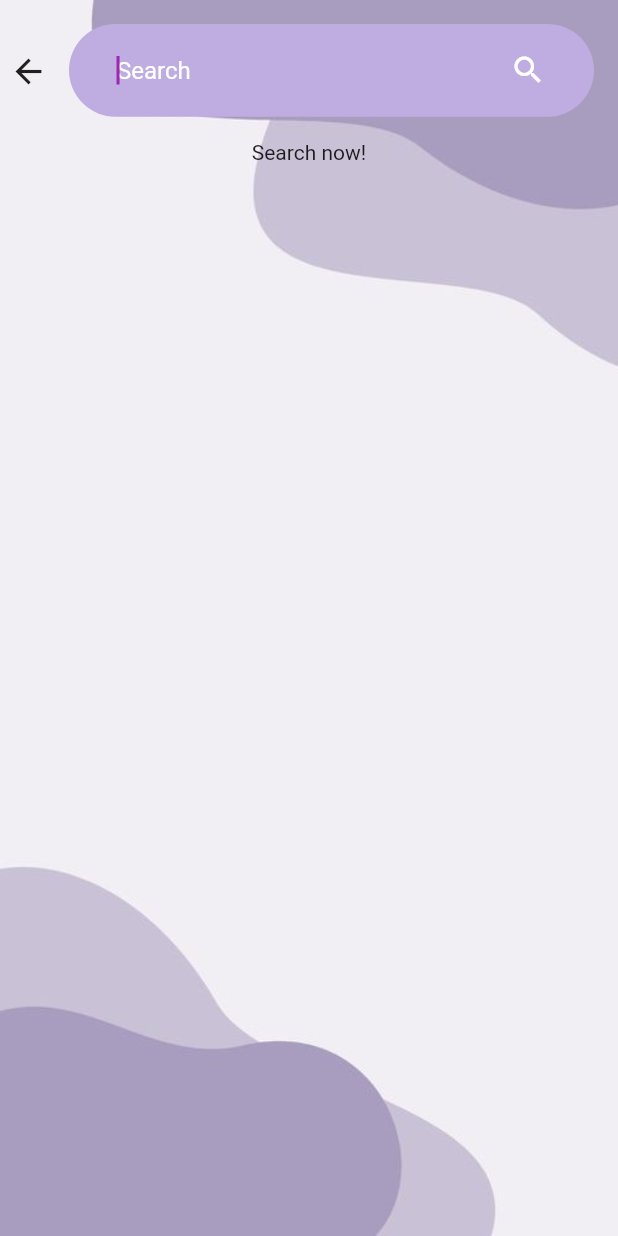
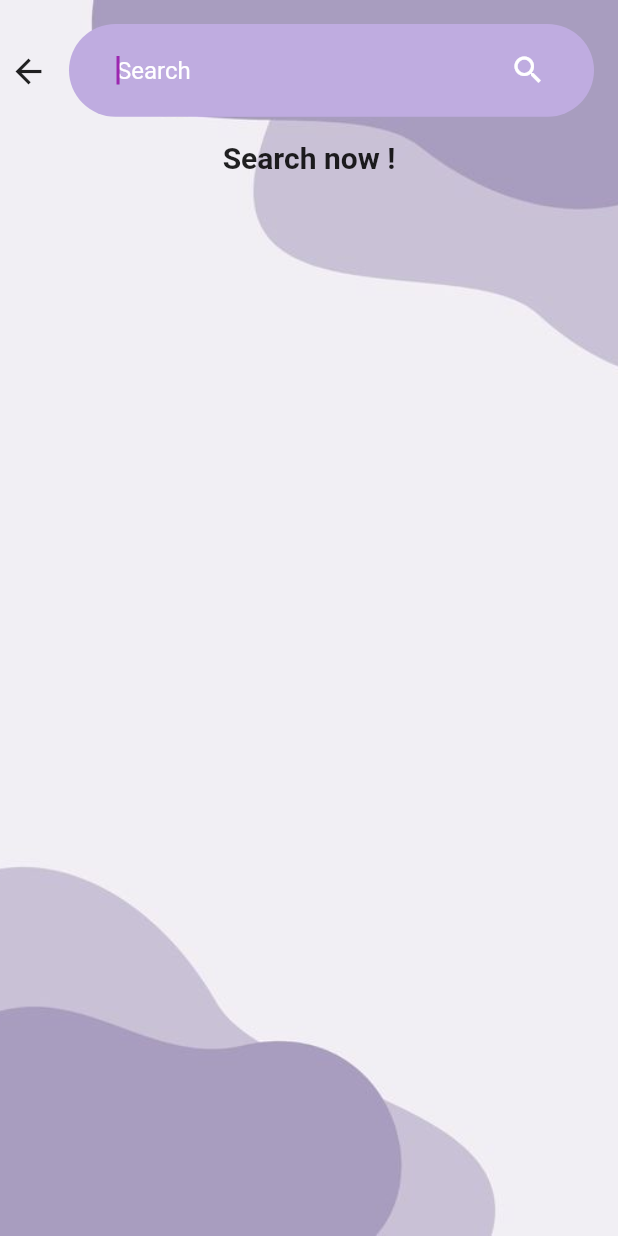
Before and after one commit to AhmedHWally/shoply, a Flutter app: the SearchView screen opened directly, on a phone screen of 412 x 824 dp. Run offline on Flutter 3.47's test engine with Material 2 defaults, Android fonts, the light colour scheme and no system bars; our stand-ins replace auto_size_text, bloc, cached_network_image, carousel_slider, cloud_firestore, curved_navigation_bar and 9 more; accounts and stored records are empty.

Commit message:
changed search style

```diff
--- a/lib/Features/home/presentation/views/widgets/searchview_body.dart
+++ b/lib/Features/home/presentation/views/widgets/searchview_body.dart
@@ -190,7 +190,10 @@ class SearchViewBody extends StatelessWidget {
           ));
         } else {
           return const Center(
-            child: Text('Search now!'),
+            child: Text(
+              'Search now !',
+              style: TextStyle(fontSize: 20, fontWeight: FontWeight.bold),
+            ),
           );
         }
       })
```
